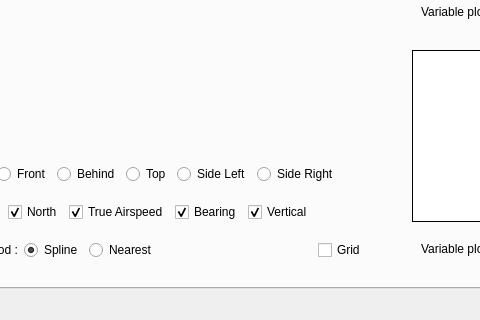
Qt form src/gui/mainwindow.ui (TheGoodWeather/Vector-Vario-Analyzer) before a commit; both pictures show x 136 to 616 and y 537 to 857 of the 997 by 857 pixel window.
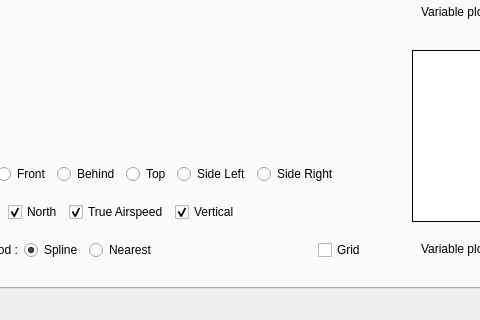
The same form after that commit. Custom widgets are drawn as their Qt base class.

Commit message: Removing gnss bearing vector

What changed in the file:
```diff
--- a/src/gui/mainwindow.ui
+++ b/src/gui/mainwindow.ui
@@ -1926,16 +1926,6 @@
                 </property>
                </widget>
               </item>
-              <item>
-               <widget class="QCheckBox" name="checkbox_bearing_vector_dyna">
-                <property name="text">
-                 <string>Bearing</string>
-                </property>
-                <property name="checked">
-                 <bool>true</bool>
-                </property>
-               </widget>
-              </item>
               <item>
                <widget class="QCheckBox" name="checkbox_vertical_vector_dyna">
                 <property name="text">
```
Left out of the diff: 2 changed lines with no effect on the pictures. The commit also changes 9 other files.
